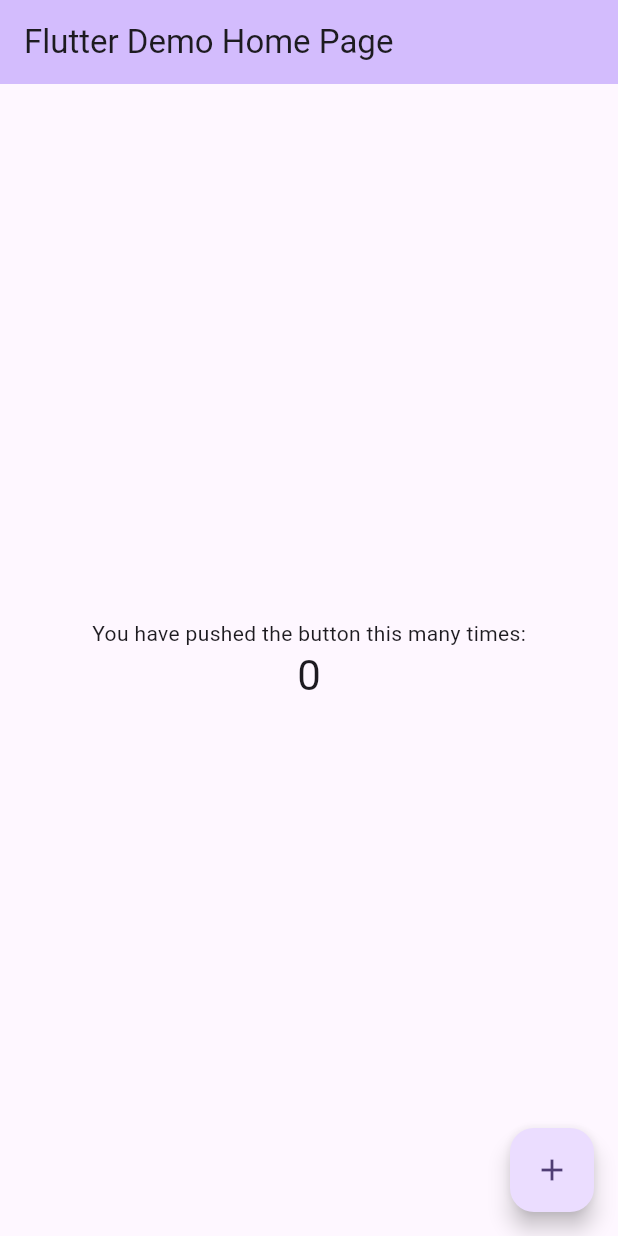
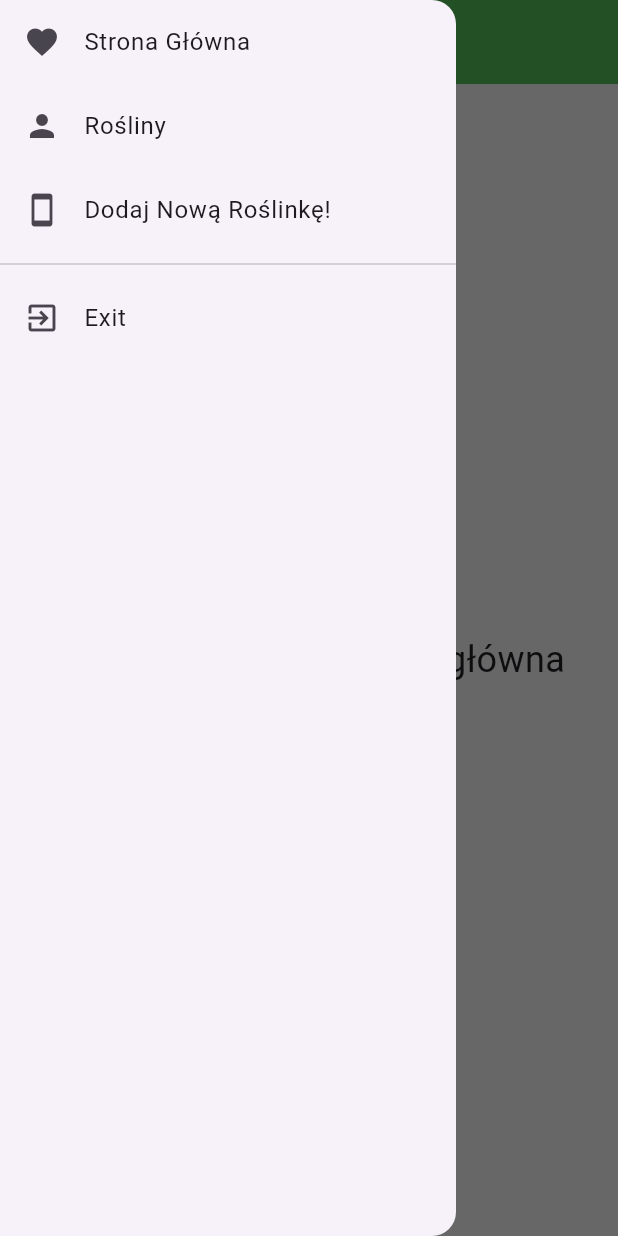
Before and after one commit to swiczka/hackcarpathia2025ogrody, a Flutter app: the screen it shows after launch, with the side drawer open (before the commit the screen has no drawer), on a phone screen of 412 x 824 dp. Run offline on Flutter 3.47's test engine with Material 3 defaults, Android fonts, the phone set to English and light mode, and no system bars.

Commit message:
dodanie appbaru :))

```diff
--- a/lib/main.dart
+++ b/lib/main.dart
@@ -7,23 +7,30 @@ void main() {
 class MyApp extends StatelessWidget {
   const MyApp({super.key});
 
-  // This widget is the root of your application.
   @override
   Widget build(BuildContext context) {
     return MaterialApp(
-      title: 'Flutter Demo',
+      title: 'Mniam Match',
       theme: ThemeData(
-        colorScheme: ColorScheme.fromSeed(seedColor: Colors.deepPurple),
+        scaffoldBackgroundColor: Colors.grey[300],
+        appBarTheme: const AppBarTheme(
+          backgroundColor: Colors.green,
+        ),
+        elevatedButtonTheme: ElevatedButtonThemeData(
+          style: ElevatedButton.styleFrom(
+            backgroundColor: Colors.green,
+            foregroundColor: Colors.white,
+          ),
+        ),
       ),
-      home: const MyHomePage(title: 'Flutter Demo Home Page'),
+      home: const MyHomePage(title: 'Mniam Match'),
+      debugShowCheckedModeBanner: false,
     );
   }
 }
 
 class MyHomePage extends StatefulWidget {
   const MyHomePage({super.key, required this.title});
-
-
   final String title;
 
   @override
@@ -31,42 +38,55 @@ class MyHomePage extends StatefulWidget {
 }
 
 class _MyHomePageState extends State<MyHomePage> {
-  int _counter = 0;
+  String _selectedPage = 'Strona główna';
 
-  void _incrementCounter() {
+  void _onSelectPage(String page) {
     setState(() {
-      _counter++;
+      _selectedPage = page;
     });
+    Navigator.pop(context);
   }
 
   @override
   Widget build(BuildContext context) {
-
     return Scaffold(
       appBar: AppBar(
-
-        backgroundColor: Theme.of(context).colorScheme.inversePrimary,
-
         title: Text(widget.title),
       ),
-      body: Center(
-
-        child: Column(
-          mainAxisAlignment: MainAxisAlignment.center,
-          children: <Widget>[
-            const Text('You have pushed the button this many times:'),
-            Text(
-              '$_counter',
-              style: Theme.of(context).textTheme.headlineMedium,
+      drawer: Drawer(
+        child: ListView(
+          padding: EdgeInsets.zero,
+          children: [
+            ListTile(
+              leading: const Icon(Icons.favorite),
+              title: const Text('Strona Główna'),
+              onTap: () => _onSelectPage('Matches'),
+            ),
+            ListTile(
+              leading: const Icon(Icons.person),
+              title: const Text('Rośliny'),
+              onTap: () => _onSelectPage('Partner'),
+            ),
+            ListTile(
+              leading: const Icon(Icons.smartphone),
+              title: const Text('Dodaj Nową Roślinkę!'),
+              onTap: () => _onSelectPage('One phone'),
+            ),
+            const Divider(),
+            ListTile(
+              leading: const Icon(Icons.exit_to_app),
+              title: const Text('Exit'),
+              onTap: () => _onSelectPage('Exit'),
             ),
           ],
         ),
       ),
-      floatingActionButton: FloatingActionButton(
-        onPressed: _incrementCounter,
-        tooltip: 'Increment',
-        child: const Icon(Icons.add),
-      ), // This trailing comma makes auto-formatting nicer for build methods.
+      body: Center(
+        child: Text(
+          'Aktualna strona: $_selectedPage',
+          style: const TextStyle(fontSize: 24),
+        ),
+      ),
     );
   }
 }
--- /dev/null
+++ b/lib/pages/homepage.dart
@@ -0,0 +1,22 @@
+import 'package:flutter/cupertino.dart';
+import 'package:flutter/material.dart';
+
+class MyHomePage extends StatefulWidget {
+  const MyHomePage({super.key, required this.title});
+  final String title;
+
+  @override
+  State<MyHomePage> createState() => _MyHomePageState();
+}
+
+class _MyHomePageState extends State<MyHomePage> {
+
+
+
+  @override
+  Widget build(BuildContext context) {
+    return Scaffold(
+
+    );
+  }
+}
```
Also changed, not shown: lib/homepage.dart (deleted, +0 -69 lines).
